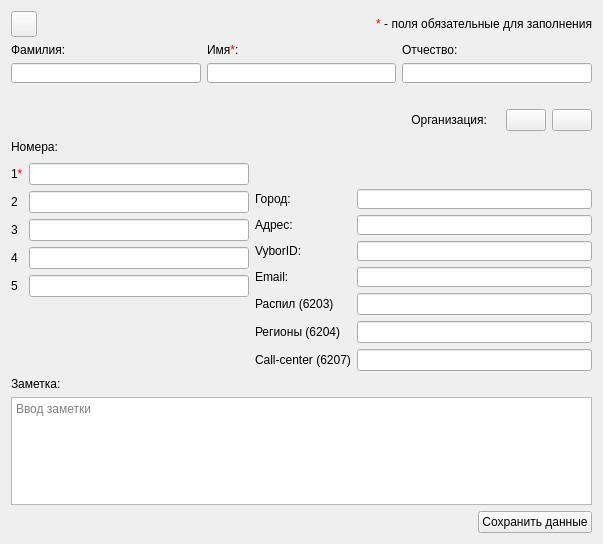
First picture: the form in src/EditContactDialog.ui, repository okostynchuk/Outcall, before the edit.
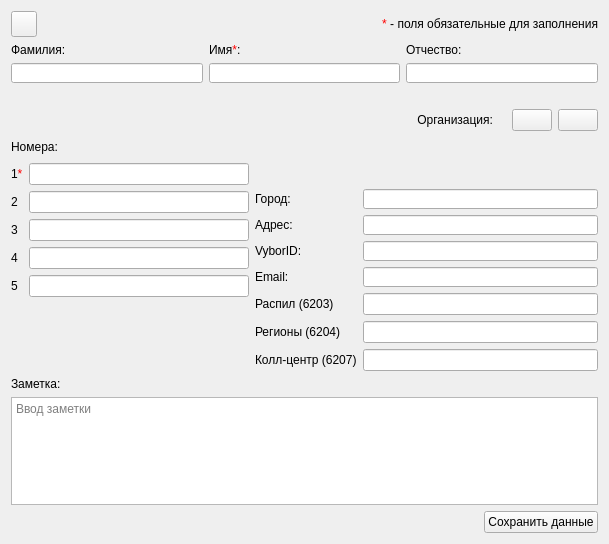
Second picture: the form after the edit. Icons and pictures are not drawn.

```diff
--- a/src/EditContactDialog.ui
+++ b/src/EditContactDialog.ui
@@ -518,7 +518,7 @@
        <item row="7" column="0">
         <widget class="QLabel" name="label_17">
          <property name="text">
-          <string>Call-center (6207)</string>
+          <string>Колл-центр (6207)</string>
          </property>
         </widget>
        </item>
```
